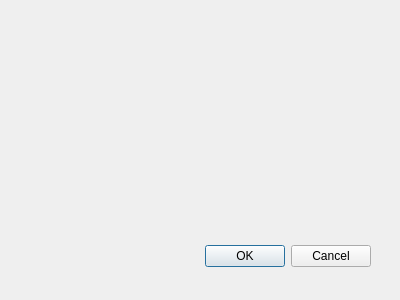
Above: src/lv2selectorwindow.ui from andrewrk/genesis before the change. Below: the same form after it.
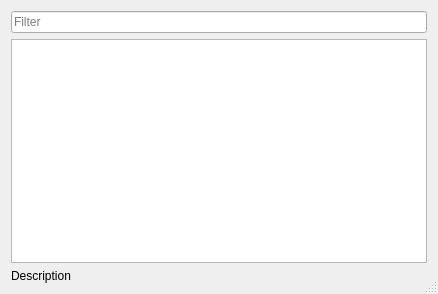
That is the form after the change.

Commit message: show details about lv2 plugin when selected

```diff
--- a/src/lv2selectorwindow.ui
+++ b/src/lv2selectorwindow.ui
@@ -8,29 +8,44 @@
    <rect>
     <x>0</x>
     <y>0</y>
-    <width>400</width>
-    <height>300</height>
+    <width>438</width>
+    <height>294</height>
    </rect>
   </property>
   <property name="windowTitle">
    <string>Dialog</string>
   </property>
-  <widget name="buttonBox" class="QDialogButtonBox">
-   <property name="geometry">
-    <rect>
-     <x>30</x>
-     <y>240</y>
-     <width>341</width>
-     <height>32</height>
-    </rect>
-   </property>
-   <property name="orientation">
-    <enum>Qt::Horizontal</enum>
-   </property>
-   <property name="standardButtons">
-    <set>QDialogButtonBox::Cancel|QDialogButtonBox::Ok</set>
-   </property>
-  </widget>
+  <property name="sizeGripEnabled">
+   <bool>true</bool>
+  </property>
+  <layout class="QVBoxLayout" name="verticalLayout">
+   <item>
+    <widget class="QLineEdit" name="filterText">
+     <property name="placeholderText">
+      <string>Filter</string>
+     </property>
+    </widget>
+   </item>
+   <item>
+    <widget class="QListWidget" name="pluginList"/>
+   </item>
+   <item>
+    <widget class="QLabel" name="description">
+     <property name="text">
+      <string>Description</string>
+     </property>
+     <property name="alignment">
+      <set>Qt::AlignLeading|Qt::AlignLeft|Qt::AlignTop</set>
+     </property>
+     <property name="wordWrap">
+      <bool>true</bool>
+     </property>
+     <property name="openExternalLinks">
+      <bool>true</bool>
+     </property>
+    </widget>
+   </item>
+  </layout>
  </widget>
  <pixmapfunction/>
  <resources/>
```
Left out of the diff: 44 changed lines with no effect on the pictures. The commit also changes 2 other files.
